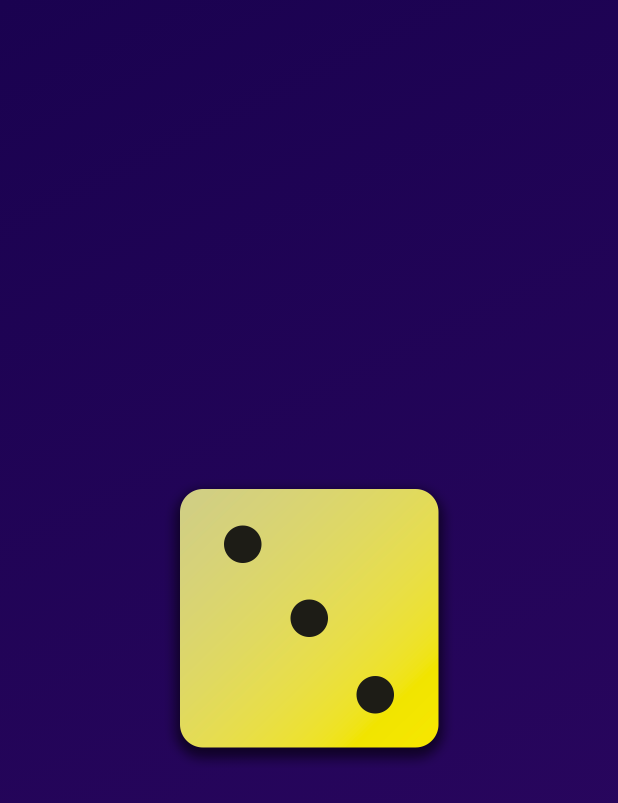
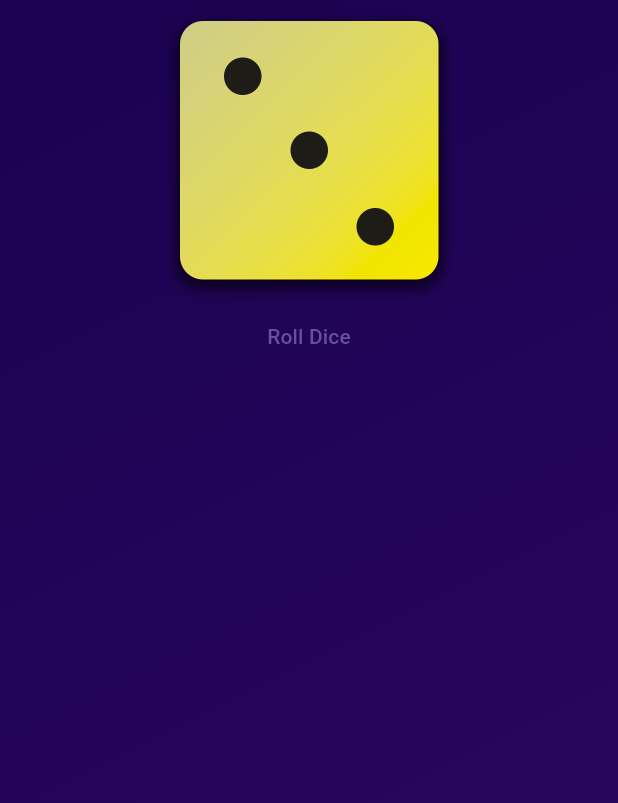
Before and after one commit to GrodTheGreat/Udemy-Flutter, a Flutter app: the screen it shows after launch, on a phone screen of 412 x 824 dp. Shown: the top 803 px of the screen. Run offline on Flutter 3.47's test engine with Material 3 defaults, Android fonts, the phone set to English and light mode, and no system bars.

Commit message:
Complete Adding Buttons & Using Functions As Values lesson

```diff
--- a/basics/lib/gradient_container.dart
+++ b/basics/lib/gradient_container.dart
@@ -7,6 +7,8 @@ class GradientContainer extends StatelessWidget {
   final List<Color> colors;
 
   const GradientContainer({super.key, required this.colors});
+
+  void rollDice() {}
 
   @override
   Widget build(BuildContext context) {
@@ -18,7 +20,14 @@ class GradientContainer extends StatelessWidget {
           colors: colors,
         ),
       ),
-      child: Center(child: Image.asset('assets/images/dice-3.png', width: 200)),
+      child: Center(
+        child: Column(
+          children: [
+            Image.asset('assets/images/dice-3.png', width: 200),
+            TextButton(onPressed: rollDice, child: const Text('Roll Dice')),
+          ],
+        ),
+      ),
     );
   }
 }
```
